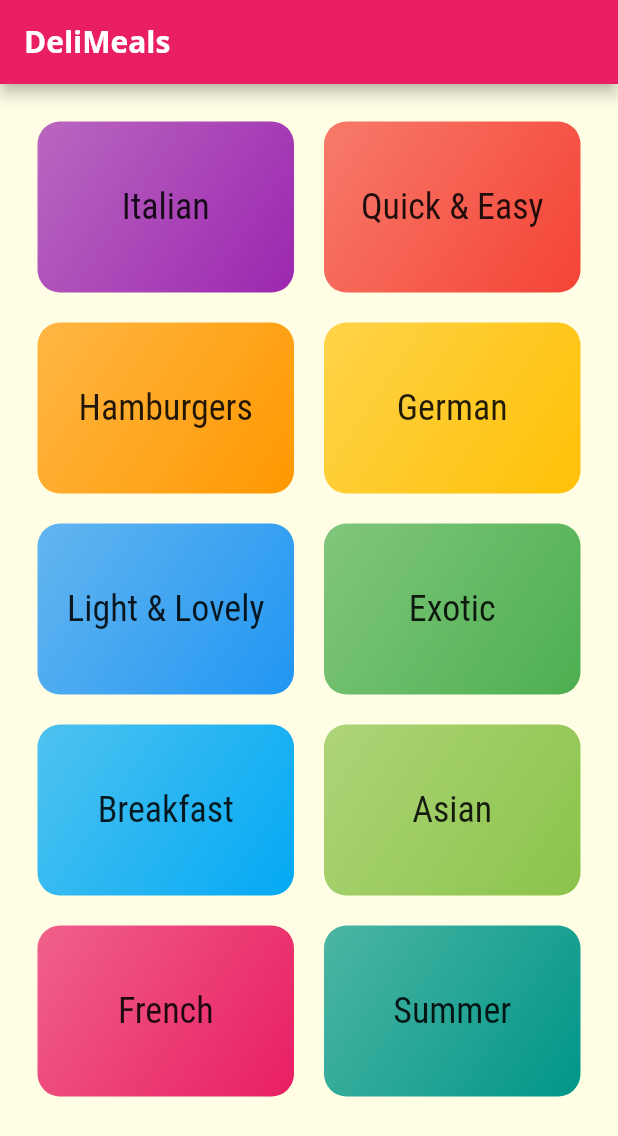
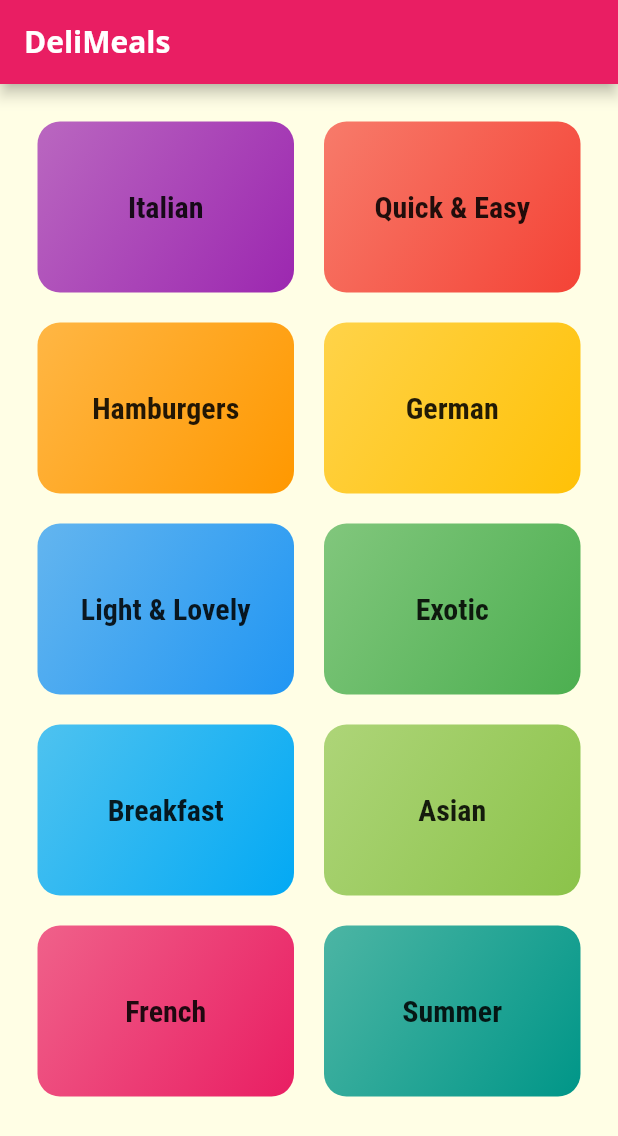
Before and after one commit to aaa59891/flutter_practice_navigation, a Flutter app: the screen it shows after launch, on a phone screen of 412 x 824 dp. Shown: the top 1136 px of the screen. Run offline on Flutter 3.47's test engine with Material 2 defaults, Android fonts, the phone set to English and light mode, and no system bars.

Commit message:
add navigation on category meals screen

```diff
--- a/lib/main.dart
+++ b/lib/main.dart
@@ -22,8 +22,9 @@ class MyApp extends StatelessWidget {
                 color: Color.fromRGBO(20, 51, 51, 1),
               ),
               title: TextStyle(
-                fontSize: 24,
+                fontSize: 20,
                 fontFamily: 'RobotoCondensed',
+                fontWeight: FontWeight.bold,
               ),
             ),
         appBarTheme: AppBarTheme(
--- a/lib/widgets/category_item.dart
+++ b/lib/widgets/category_item.dart
@@ -1,17 +1,35 @@
 import 'package:flutter/material.dart';
 import 'package:my_app/models/category.dart';
+import 'package:my_app/screens/category_meals_screen.dart';
 
 class CategoryItem extends StatelessWidget {
   final Category category;
   const CategoryItem(this.category);
 
+  void Function() _onTapCategory(BuildContext context) {
+    return () => Navigator.push(
+          context,
+          MaterialPageRoute(
+            builder: (_) => CategoryMealsScreen(
+              category: this.category,
+            ),
+          ),
+        );
+  }
+
   @override
   Widget build(BuildContext context) {
-    return Container(
+    final theme = Theme.of(context);
+    final borderRadius = BorderRadius.circular(15);
+    return InkWell(
+      onTap: this._onTapCategory(context),
+      splashColor: theme.primaryColor,
+      borderRadius: borderRadius,
+      child: Container(
         alignment: Alignment.center,
         child: Text(
           category.title,
-        style: Theme.of(context).textTheme.title,
+          style: theme.textTheme.title,
         ),
         decoration: BoxDecoration(
           gradient: LinearGradient(
@@ -22,7 +40,8 @@ class CategoryItem extends StatelessWidget {
             begin: Alignment.topLeft,
             end: Alignment.bottomRight,
           ),
-        borderRadius: BorderRadius.circular(15),
+          borderRadius: borderRadius,
+        ),
       ),
     );
   }
```
Also changed, not shown: lib/screens/category_meals_screen.dart (added, +20 -0 lines). Lines whose indentation alone changed are shown as unchanged.
